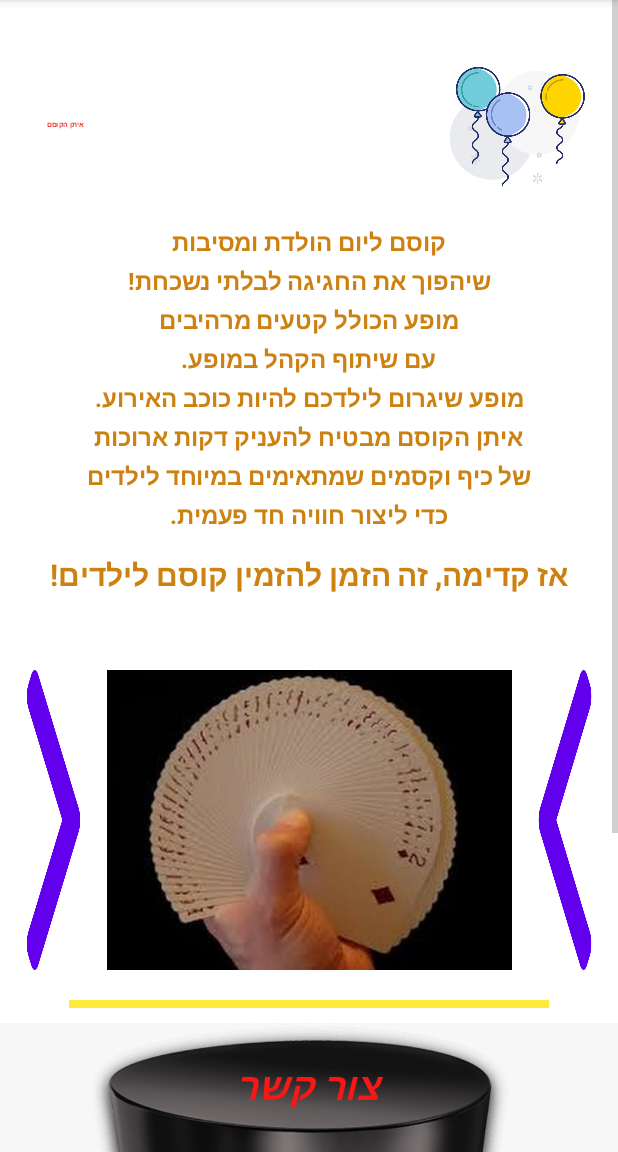
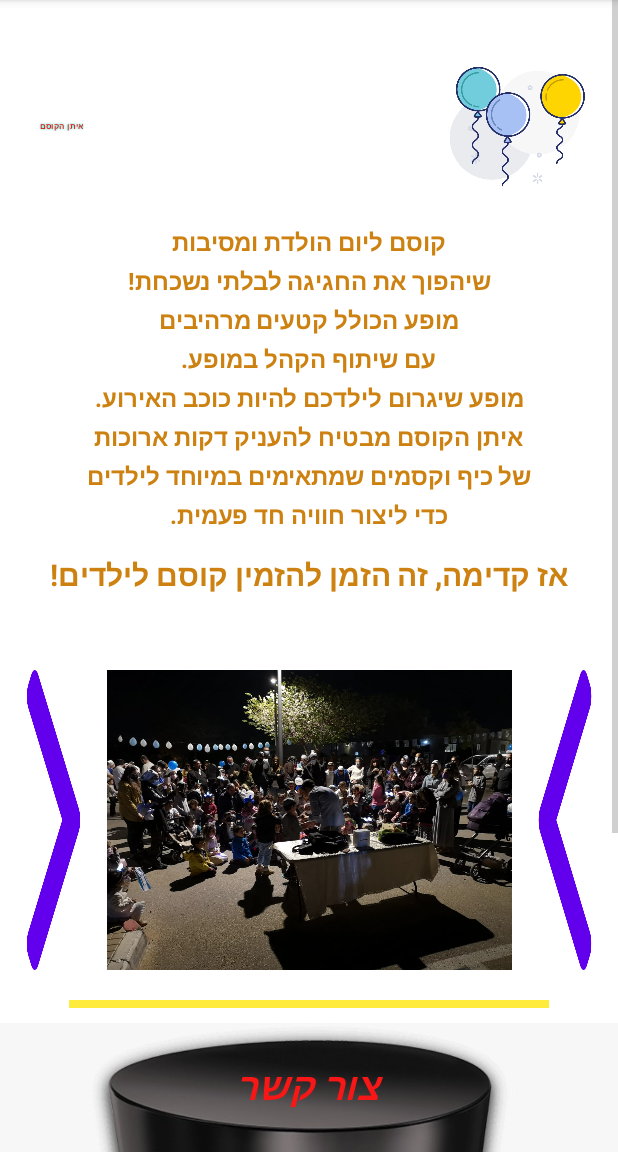
Before and after one commit to 325898302/WorkMagic, an Android app: the screen it shows after launch (MainActivity4), after a tap on "פרטים על המופע", on a phone screen of 412 x 824 dp, the part 84-1236 px from its top. Run offline under Robolectric (Android 15) with nearby library versions, the phone set to English and light mode, and no system bars; pictures from the network do not load; 2 other taps on this screen came first.

Commit message:
MainActivity2 בניית

```diff
--- a/app/src/main/AndroidManifest.xml
+++ b/app/src/main/AndroidManifest.xml
@@ -11,6 +11,7 @@
         android:roundIcon="@mipmap/ic_launcher_round"
         android:supportsRtl="true"
         android:theme="@style/Theme.WorkMagic">
+        <activity android:name=".MagicCard"></activity>
         <activity
             android:name=".MainActivity"
             android:exported="true">
@@ -20,7 +21,6 @@
                 <category android:name="android.intent.category.LAUNCHER" />
             </intent-filter>
         </activity>
-
         <activity
             android:name=".MainActivity3"
             android:exported="false" />
@@ -30,8 +30,6 @@
         <activity
             android:name=".MainActivity4"
             android:exported="false" />
-
-
     </application>
 
 </manifest>
--- a/app/src/main/java/com/example/workmagic/MainActivity4.java
+++ b/app/src/main/java/com/example/workmagic/MainActivity4.java
@@ -165,6 +165,7 @@ public class MainActivity4 extends AppCompatActivity implements View.OnClickList
         String text="";
 
         if (v== btSMS){
+
             st1= ed1.getText().toString();
             st2= ed2.getText().toString();
             st3= ed3.getText().toString();
--- a/app/src/main/res/layout/activity_main4.xml
+++ b/app/src/main/res/layout/activity_main4.xml
@@ -32,10 +32,14 @@
                     android:layout_width="280dp"
                     android:layout_height="wrap_content"
                     android:layout_marginTop="80dp"
-                    android:layout_marginRight="138dp"
+                    android:layout_marginRight="128dp"
+                    android:shadowColor="#1DCFC9"
+                    android:shadowDx="0.0"
+                    android:shadowDy="0.0"
+                    android:shadowRadius="10"
                     android:text="איתן הקוסם"
                     android:textColor="#E41E0F"
-                    android:textSize="23dp"
+                    android:textSize="28dp"
                     android:textStyle="bold" />
             </LinearLayout>
 
@@ -187,7 +191,7 @@
                     android:layout_gravity="center"
                     android:gravity="center"
                     android:scaleType="fitXY"
-                    android:src="@drawable/c1" />
+                    android:src="@drawable/show1" />
 
                 <ImageView
                     android:id="@+id/imageView2"
@@ -195,7 +199,7 @@
                     android:layout_height="200dp"
                     android:gravity="center"
                     android:scaleType="fitXY"
-                    android:src="@drawable/c2" />
+                    android:src="@drawable/show2" />
 
                 <ImageView
                     android:id="@+id/imageView3"
@@ -203,7 +207,7 @@
                     android:layout_height="200dp"
                     android:gravity="center"
                     android:scaleType="fitXY"
-                    android:src="@drawable/c3" />
+                    android:src="@drawable/show3" />
 
                 <ImageView
                     android:id="@+id/imageView4"
@@ -211,7 +215,63 @@
                     android:layout_height="200dp"
                     android:gravity="center"
                     android:scaleType="fitXY"
-                    android:src="@drawable/c4" />
+                    android:src="@drawable/show4" />
+
+                <ImageView
+                    android:id="@+id/imageView5"
+                    android:layout_width="270dp"
+                    android:layout_height="200dp"
+                    android:gravity="center"
+                    android:scaleType="fitXY"
+                    android:src="@drawable/show5" />
+
+                <ImageView
+                    android:id="@+id/imageView6"
+                    android:layout_width="270dp"
+                    android:layout_height="200dp"
+                    android:gravity="center"
+                    android:scaleType="fitXY"
+                    android:src="@drawable/show6" />
+
+                <ImageView
+                    android:id="@+id/imageView7"
+                    android:layout_width="270dp"
+                    android:layout_height="200dp"
+                    android:gravity="center"
+                    android:scaleType="fitXY"
+                    android:src="@drawable/show7" />
+
+                <ImageView
+                    android:id="@+id/imageView8"
+                    android:layout_width="270dp"
+                    android:layout_height="200dp"
+                    android:gravity="center"
+                    android:scaleType="fitXY"
+                    android:src="@drawable/show8" />
+
+                <ImageView
+                    android:id="@+id/imageView9"
+                    android:layout_width="270dp"
+                    android:layout_height="200dp"
+                    android:gravity="center"
+                    android:scaleType="fitXY"
+                    android:src="@drawable/show9" />
+
+                <ImageView
+                    android:id="@+id/imageView10"
+                    android:layout_width="270dp"
+                    android:layout_height="200dp"
+                    android:gravity="center"
+                    android:scaleType="fitXY"
+                    android:src="@drawable/show10" />
+
+                <ImageView
+                    android:id="@+id/imageView11"
+                    android:layout_width="270dp"
+                    android:layout_height="200dp"
+                    android:gravity="center"
+                    android:scaleType="fitXY"
+                    android:src="@drawable/show11" />
 
             </ViewFlipper>
 
```
Also changed, not shown: app/src/main/java/com/example/workmagic/MagicBoard.java (added, +32 -0 lines), app/src/main/java/com/example/workmagic/MagicCard.java (added, +14 -0 lines), app/src/main/java/com/example/workmagic/MainActivity2.java (+17 -1 lines), app/src/main/res/layout/activity_magic_card.xml (added, +34 -0 lines), app/src/main/res/layout/activity_main2.xml (+56 -1 lines), app/src/main/res/drawable/number31.jpg (added), app/src/main/res/drawable/show1.jpeg (added), app/src/main/res/drawable/show10.jpeg (added), app/src/main/res/drawable/show11.jpeg (added), app/src/main/res/drawable/show2.jpeg (added), app/src/main/res/drawable/show3.jpeg (added), app/src/main/res/drawable/show4.jpeg (added), app/src/main/res/drawable/show5.jpeg (added), app/src/main/res/drawable/show6.jpeg (added), 3 more files.
